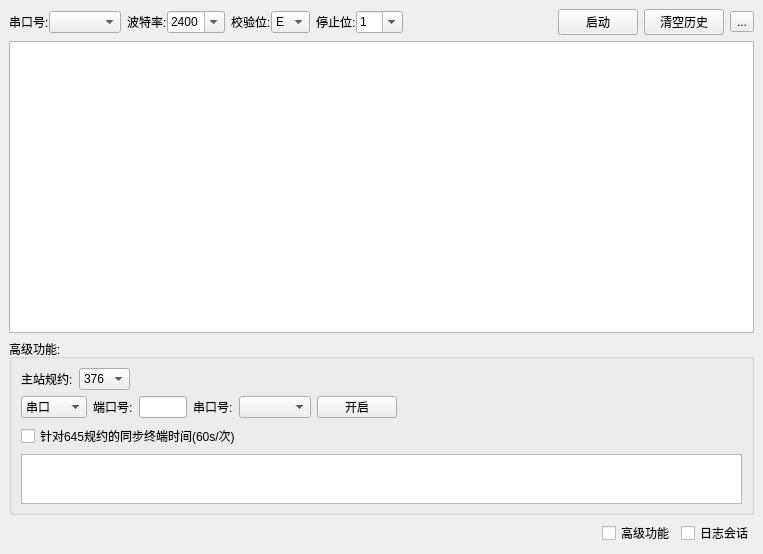
qwerttqq95/Meter698-45Simulator, file UI_Meter698.ui: the form before one commit.
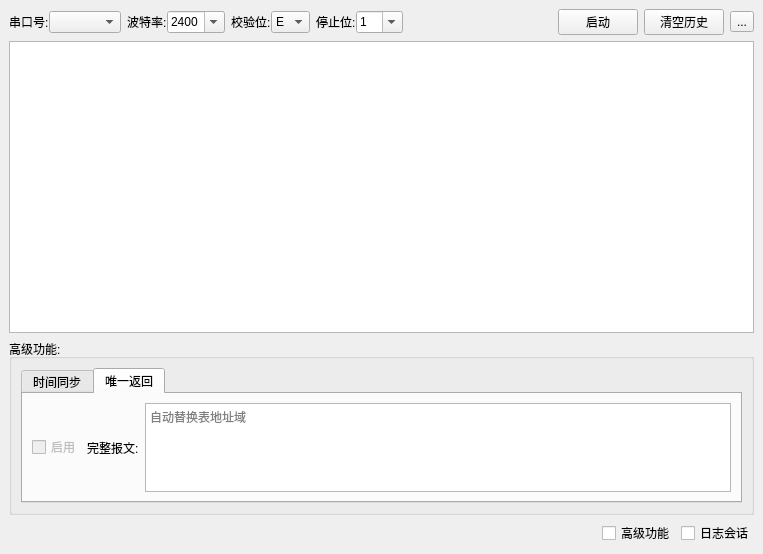
The form after the commit. Icons and pictures are not drawn.

What changed in the file:
```diff
--- a/UI_Meter698.ui
+++ b/UI_Meter698.ui
@@ -228,8 +228,29 @@
       </property>
       <layout class="QVBoxLayout" name="verticalLayout_3">
        <item>
-        <layout class="QGridLayout" name="gridLayout_2">
-         <item row="0" column="0">
+        <widget class="QTabWidget" name="tabWidget">
+         <property name="enabled">
+          <bool>true</bool>
+         </property>
+         <property name="currentIndex">
+          <number>1</number>
+         </property>
+         <widget class="QWidget" name="tab">
+          <property name="enabled">
+           <bool>false</bool>
+          </property>
+          <attribute name="title">
+           <string>时间同步</string>
+          </attribute>
+          <widget class="QWidget" name="layoutWidget">
+           <property name="geometry">
+            <rect>
+             <x>10</x>
+             <y>10</y>
+             <width>723</width>
+             <height>55</height>
+            </rect>
+           </property>
           <layout class="QVBoxLayout" name="verticalLayout_2">
            <item>
             <layout class="QHBoxLayout" name="horizontalLayout_7">
@@ -327,6 +348,9 @@
              </item>
              <item>
               <widget class="QPushButton" name="pushButton_3">
+                <property name="enabled">
+                 <bool>false</bool>
+                </property>
                <property name="sizePolicy">
                 <sizepolicy hsizetype="Fixed" vsizetype="Fixed">
                  <horstretch>0</horstretch>
@@ -357,24 +381,78 @@
             </layout>
            </item>
           </layout>
-         </item>
-        </layout>
-       </item>
-       <item>
-        <widget class="QCheckBox" name="checkBox_3">
-         <property name="text">
-          <string>针对645规约的同步终端时间(60s/次)</string>
-         </property>
-        </widget>
-       </item>
-       <item>
+          </widget>
         <widget class="QPlainTextEdit" name="plainTextEdit">
+           <property name="geometry">
+            <rect>
+             <x>270</x>
+             <y>70</y>
+             <width>411</width>
+             <height>41</height>
+            </rect>
+           </property>
          <property name="maximumSize">
           <size>
            <width>16777215</width>
            <height>98</height>
           </size>
          </property>
+          </widget>
+          <widget class="QCheckBox" name="checkBox_3">
+           <property name="geometry">
+            <rect>
+             <x>30</x>
+             <y>70</y>
+             <width>725</width>
+             <height>16</height>
+            </rect>
+           </property>
+           <property name="text">
+            <string>针对645规约的同步终端时间(60s/次)</string>
+           </property>
+          </widget>
+         </widget>
+         <widget class="QWidget" name="tab_2">
+          <attribute name="title">
+           <string>唯一返回</string>
+          </attribute>
+          <layout class="QVBoxLayout" name="verticalLayout_4">
+           <item>
+            <layout class="QHBoxLayout" name="horizontalLayout_10">
+             <item>
+              <widget class="QCheckBox" name="checkBox_4">
+               <property name="enabled">
+                <bool>false</bool>
+               </property>
+               <property name="text">
+                <string>启用</string>
+               </property>
+              </widget>
+             </item>
+             <item>
+              <widget class="QLabel" name="label_9">
+               <property name="enabled">
+                <bool>true</bool>
+               </property>
+               <property name="text">
+                <string>完整报文:</string>
+               </property>
+              </widget>
+             </item>
+             <item>
+              <widget class="QPlainTextEdit" name="plainTextEdit_2">
+               <property name="enabled">
+                <bool>true</bool>
+               </property>
+               <property name="placeholderText">
+                <string>自动替换表地址域</string>
+               </property>
+              </widget>
+             </item>
+            </layout>
+           </item>
+          </layout>
+         </widget>
         </widget>
        </item>
       </layout>
```
Lines whose indentation alone changed are shown as unchanged.
